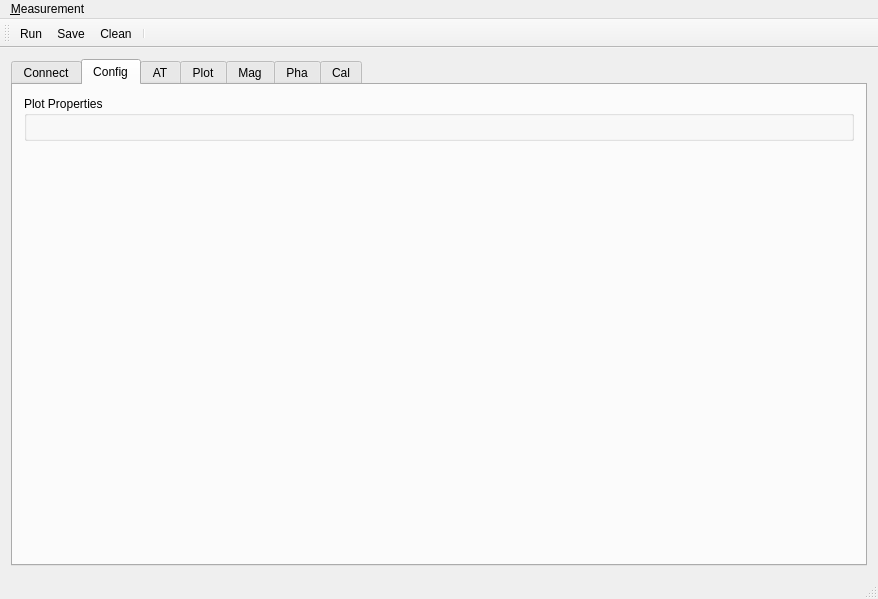
Before: the Qt Designer form nems/nems/mainwindow.ui in saul-rodriguez/Qt, drawn with Qt 5.
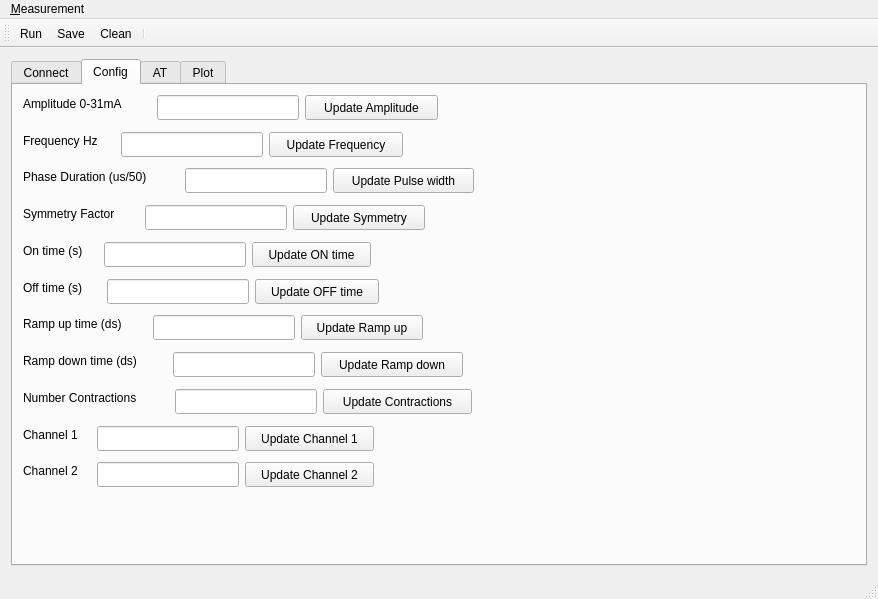
After: the same form once the commit is applied. The open tabs and pages were chosen to show the change. Icons and pictures are not drawn.

What changed in the file:
```diff
--- a/nems/nems/mainwindow.ui
+++ b/nems/nems/mainwindow.ui
@@ -157,33 +157,456 @@
          <attribute name="title">
           <string>Config</string>
          </attribute>
-         <layout class="QGridLayout" name="gridLayout_7">
-          <item row="0" column="0">
-           <layout class="QVBoxLayout" name="verticalLayout_4">
-            <item>
-             <widget class="QGroupBox" name="groupBox">
-              <property name="title">
-               <string>Plot Properties</string>
-              </property>
-              <layout class="QGridLayout" name="gridLayout_9"/>
-             </widget>
-            </item>
-            <item>
-             <spacer name="verticalSpacer">
-              <property name="orientation">
-               <enum>Qt::Vertical</enum>
-              </property>
-              <property name="sizeHint" stdset="0">
-               <size>
-                <width>20</width>
-                <height>40</height>
-               </size>
-              </property>
-             </spacer>
-            </item>
-           </layout>
-          </item>
-         </layout>
+         <widget class="QLineEdit" name="lineEditAmplitude">
+          <property name="geometry">
+           <rect>
+            <x>144</x>
+            <y>10</y>
+            <width>142</width>
+            <height>25</height>
+           </rect>
+          </property>
+          <property name="sizePolicy">
+           <sizepolicy hsizetype="Minimum" vsizetype="Fixed">
+            <horstretch>0</horstretch>
+            <verstretch>0</verstretch>
+           </sizepolicy>
+          </property>
+         </widget>
+         <widget class="QPushButton" name="pushButtonAmplitude">
+          <property name="geometry">
+           <rect>
+            <x>292</x>
+            <y>10</y>
+            <width>133</width>
+            <height>25</height>
+           </rect>
+          </property>
+          <property name="text">
+           <string>Update Amplitude</string>
+          </property>
+         </widget>
+         <widget class="QLabel" name="label_2">
+          <property name="geometry">
+           <rect>
+            <x>10</x>
+            <y>10</y>
+            <width>128</width>
+            <height>17</height>
+           </rect>
+          </property>
+          <property name="text">
+           <string>Amplitude 0-31mA</string>
+          </property>
+         </widget>
+         <widget class="QLineEdit" name="lineEditFrequency">
+          <property name="geometry">
+           <rect>
+            <x>108</x>
+            <y>47</y>
+            <width>142</width>
+            <height>25</height>
+           </rect>
+          </property>
+          <property name="sizePolicy">
+           <sizepolicy hsizetype="Minimum" vsizetype="Fixed">
+            <horstretch>0</horstretch>
+            <verstretch>0</verstretch>
+           </sizepolicy>
+          </property>
+         </widget>
+         <widget class="QPushButton" name="pushButtonFrequency">
+          <property name="geometry">
+           <rect>
+            <x>256</x>
+            <y>47</y>
+            <width>134</width>
+            <height>25</height>
+           </rect>
+          </property>
+          <property name="text">
+           <string>Update Frequency</string>
+          </property>
+         </widget>
+         <widget class="QLabel" name="label_3">
+          <property name="geometry">
+           <rect>
+            <x>10</x>
+            <y>47</y>
+            <width>92</width>
+            <height>17</height>
+           </rect>
+          </property>
+          <property name="text">
+           <string>Frequency Hz</string>
+          </property>
+         </widget>
+         <widget class="QLabel" name="label_4">
+          <property name="geometry">
+           <rect>
+            <x>10</x>
+            <y>83</y>
+            <width>156</width>
+            <height>17</height>
+           </rect>
+          </property>
+          <property name="text">
+           <string>Phase Duration (us/50)</string>
+          </property>
+         </widget>
+         <widget class="QLineEdit" name="lineEditPhase">
+          <property name="geometry">
+           <rect>
+            <x>172</x>
+            <y>83</y>
+            <width>142</width>
+            <height>25</height>
+           </rect>
+          </property>
+          <property name="sizePolicy">
+           <sizepolicy hsizetype="Minimum" vsizetype="Fixed">
+            <horstretch>0</horstretch>
+            <verstretch>0</verstretch>
+           </sizepolicy>
+          </property>
+         </widget>
+         <widget class="QPushButton" name="pushButtonPhase">
+          <property name="geometry">
+           <rect>
+            <x>320</x>
+            <y>83</y>
+            <width>141</width>
+            <height>25</height>
+           </rect>
+          </property>
+          <property name="text">
+           <string>Update Pulse width</string>
+          </property>
+         </widget>
+         <widget class="QLineEdit" name="lineEditSymetry">
+          <property name="geometry">
+           <rect>
+            <x>132</x>
+            <y>120</y>
+            <width>142</width>
+            <height>25</height>
+           </rect>
+          </property>
+          <property name="sizePolicy">
+           <sizepolicy hsizetype="Minimum" vsizetype="Fixed">
+            <horstretch>0</horstretch>
+            <verstretch>0</verstretch>
+           </sizepolicy>
+          </property>
+         </widget>
+         <widget class="QLabel" name="label_5">
+          <property name="geometry">
+           <rect>
+            <x>10</x>
+            <y>120</y>
+            <width>116</width>
+            <height>17</height>
+           </rect>
+          </property>
+          <property name="text">
+           <string>Symmetry Factor</string>
+          </property>
+         </widget>
+         <widget class="QPushButton" name="pushButtonSymetry">
+          <property name="geometry">
+           <rect>
+            <x>280</x>
+            <y>120</y>
+            <width>132</width>
+            <height>25</height>
+           </rect>
+          </property>
+          <property name="text">
+           <string>Update Symmetry</string>
+          </property>
+         </widget>
+         <widget class="QLineEdit" name="lineEditON">
+          <property name="geometry">
+           <rect>
+            <x>91</x>
+            <y>157</y>
+            <width>142</width>
+            <height>25</height>
+           </rect>
+          </property>
+          <property name="sizePolicy">
+           <sizepolicy hsizetype="Minimum" vsizetype="Fixed">
+            <horstretch>0</horstretch>
+            <verstretch>0</verstretch>
+           </sizepolicy>
+          </property>
+         </widget>
+         <widget class="QLabel" name="label_6">
+          <property name="geometry">
+           <rect>
+            <x>10</x>
+            <y>157</y>
+            <width>75</width>
+            <height>17</height>
+           </rect>
+          </property>
+          <property name="text">
+           <string>On time (s)</string>
+          </property>
+         </widget>
+         <widget class="QPushButton" name="pushButtonOnTime">
+          <property name="geometry">
+           <rect>
+            <x>239</x>
+            <y>157</y>
+            <width>119</width>
+            <height>25</height>
+           </rect>
+          </property>
+          <property name="text">
+           <string>Update ON time</string>
+          </property>
+         </widget>
+         <widget class="QLabel" name="label_7">
+          <property name="geometry">
+           <rect>
+            <x>10</x>
+            <y>194</y>
+            <width>78</width>
+            <height>17</height>
+           </rect>
+          </property>
+          <property name="text">
+           <string>Off time (s)</string>
+          </property>
+         </widget>
+         <widget class="QLineEdit" name="lineEditOFF">
+          <property name="geometry">
+           <rect>
+            <x>94</x>
+            <y>194</y>
+            <width>142</width>
+            <height>25</height>
+           </rect>
+          </property>
+          <property name="sizePolicy">
+           <sizepolicy hsizetype="Fixed" vsizetype="Fixed">
+            <horstretch>0</horstretch>
+            <verstretch>0</verstretch>
+           </sizepolicy>
+          </property>
+         </widget>
+         <widget class="QPushButton" name="pushButtonOFF">
+          <property name="geometry">
+           <rect>
+            <x>242</x>
+            <y>194</y>
+            <width>124</width>
+            <height>25</height>
+           </rect>
+          </property>
+          <property name="text">
+           <string>Update OFF time</string>
+          </property>
+         </widget>
+         <widget class="QPushButton" name="pushButtonRampUp">
+          <property name="geometry">
+           <rect>
+            <x>288</x>
+            <y>230</y>
+            <width>122</width>
+            <height>25</height>
+           </rect>
+          </property>
+          <property name="text">
+           <string>Update Ramp up</string>
+          </property>
+         </widget>
+         <widget class="QLabel" name="label_8">
+          <property name="geometry">
+           <rect>
+            <x>10</x>
+            <y>230</y>
+            <width>124</width>
+            <height>17</height>
+           </rect>
+          </property>
+          <property name="text">
+           <string>Ramp up time (ds)</string>
+          </property>
+         </widget>
+         <widget class="QLineEdit" name="lineEditRampUp">
+          <property name="geometry">
+           <rect>
+            <x>140</x>
+            <y>230</y>
+            <width>142</width>
+            <height>25</height>
+           </rect>
+          </property>
+          <property name="sizePolicy">
+           <sizepolicy hsizetype="Fixed" vsizetype="Fixed">
+            <horstretch>0</horstretch>
+            <verstretch>0</verstretch>
+           </sizepolicy>
+          </property>
+         </widget>
+         <widget class="QPushButton" name="pushButtonRampDown">
+          <property name="geometry">
+           <rect>
+            <x>308</x>
+            <y>267</y>
+            <width>142</width>
+            <height>25</height>
+           </rect>
+          </property>
+          <property name="text">
+           <string>Update Ramp down</string>
+          </property>
+         </widget>
+         <widget class="QLabel" name="label_9">
+          <property name="geometry">
+           <rect>
+            <x>10</x>
+            <y>267</y>
+            <width>144</width>
+            <height>17</height>
+           </rect>
+          </property>
+          <property name="text">
+           <string>Ramp down time (ds)</string>
+          </property>
+         </widget>
+         <widget class="QLineEdit" name="lineEditRampDown">
+          <property name="geometry">
+           <rect>
+            <x>160</x>
+            <y>267</y>
+            <width>142</width>
+            <height>25</height>
+           </rect>
+          </property>
+         </widget>
+         <widget class="QLineEdit" name="lineEditContractions">
+          <property name="geometry">
+           <rect>
+            <x>162</x>
+            <y>304</y>
+            <width>142</width>
+            <height>25</height>
+           </rect>
+          </property>
+         </widget>
+         <widget class="QLabel" name="label_10">
+          <property name="geometry">
+           <rect>
+            <x>10</x>
+            <y>304</y>
+            <width>146</width>
+            <height>17</height>
+           </rect>
+          </property>
+          <property name="text">
+           <string>Number Contractions</string>
+          </property>
+         </widget>
+         <widget class="QPushButton" name="pushButtonContractions">
+          <property name="geometry">
+           <rect>
+            <x>310</x>
+            <y>304</y>
+            <width>149</width>
+            <height>25</height>
+           </rect>
+          </property>
+          <property name="text">
+           <string>Update Contractions</string>
+          </property>
+         </widget>
+         <widget class="QPushButton" name="pushButtonChannel1">
+          <property name="geometry">
+           <rect>
+            <x>232</x>
+            <y>341</y>
+            <width>129</width>
+            <height>25</height>
+           </rect>
+          </property>
+          <property name="text">
+           <string>Update Channel 1</string>
+          </property>
+         </widget>
+         <widget class="QLabel" name="label_11">
+          <property name="geometry">
+           <rect>
+            <x>10</x>
+            <y>341</y>
+            <width>68</width>
+            <height>17</height>
+           </rect>
+          </property>
+          <property name="text">
+           <string>Channel 1</string>
+          </property>
+         </widget>
+         <widget class="QLineEdit" name="lineEditChannel1">
+          <property name="geometry">
+           <rect>
+            <x>84</x>
+            <y>341</y>
+            <width>142</width>
+            <height>25</height>
+           </rect>
+          </property>
+          <property name="sizePolicy">
+           <sizepolicy hsizetype="Fixed" vsizetype="Fixed">
+            <horstretch>0</horstretch>
+            <verstretch>0</verstretch>
+           </sizepolicy>
+          </property>
+         </widget>
+         <widget class="QPushButton" name="pushButtonChannel2">
+          <property name="geometry">
+           <rect>
+            <x>232</x>
+            <y>377</y>
+            <width>129</width>
+            <height>25</height>
+           </rect>
+          </property>
+          <property name="text">
+           <string>Update Channel 2</string>
+          </property>
+         </widget>
+         <widget class="QLineEdit" name="lineEditChannel2">
+          <property name="geometry">
+           <rect>
+            <x>84</x>
+            <y>377</y>
+            <width>142</width>
+            <height>25</height>
+           </rect>
+          </property>
+          <property name="sizePolicy">
+           <sizepolicy hsizetype="MinimumExpanding" vsizetype="Fixed">
+            <horstretch>0</horstretch>
+            <verstretch>0</verstretch>
+           </sizepolicy>
+          </property>
+         </widget>
+         <widget class="QLabel" name="label_12">
+          <property name="geometry">
+           <rect>
+            <x>10</x>
+            <y>377</y>
+            <width>68</width>
+            <height>17</height>
+           </rect>
+          </property>
+          <property name="text">
+           <string>Channel 2</string>
+          </property>
+         </widget>
         </widget>
         <widget class="QWidget" name="tab_2">
          <attribute name="title">
@@ -227,134 +650,6 @@
           </item>
          </layout>
         </widget>
-        <widget class="QWidget" name="tab_4">
-         <attribute name="title">
-          <string>Mag</string>
-         </attribute>
-         <layout class="QGridLayout" name="gridLayout_11">
-          <item row="0" column="0">
-           <layout class="QVBoxLayout" name="verticalLayout_6">
-            <item>
-             <widget class="QLabel" name="label_2">
-              <property name="text">
-               <string>Magnitude Measurements</string>
-              </property>
-             </widget>
-            </item>
-            <item>
-             <widget class="QTableView" name="tableViewMag"/>
-            </item>
-            <item>
-             <widget class="QLabel" name="label_3">
-              <property name="text">
-               <string>Average and Standard deviation (%)</string>
-              </property>
-             </widget>
-            </item>
-            <item>
-             <widget class="QTableView" name="tableViewMagStat">
-              <property name="sizePolicy">
-               <sizepolicy hsizetype="Expanding" vsizetype="Expanding">
-                <horstretch>0</horstretch>
-                <verstretch>0</verstretch>
-               </sizepolicy>
-              </property>
-              <property name="baseSize">
-               <size>
-                <width>0</width>
-                <height>0</height>
-               </size>
-              </property>
-             </widget>
-            </item>
-           </layout>
-          </item>
-         </layout>
-        </widget>
-        <widget class="QWidget" name="tab_5">
-         <attribute name="title">
-          <string>Pha</string>
-         </attribute>
-         <layout class="QGridLayout" name="gridLayout_12">
-          <item row="0" column="0">
-           <layout class="QVBoxLayout" name="verticalLayout_7">
-            <item>
-             <widget class="QLabel" name="label_4">
-              <property name="text">
-               <string>Phase Measurements</string>
-              </property>
-             </widget>
-            </item>
-            <item>
-             <widget class="QTableView" name="tableViewPha"/>
-            </item>
-            <item>
-             <widget class="QLabel" name="label_5">
-              <property name="text">
-               <string>Average and Standard deviation (degree)</string>
-              </property>
-             </widget>
-            </item>
-            <item>
-             <widget class="QTableView" name="tableViewPhaStat"/>
-            </item>
-           </layout>
-          </item>
-         </layout>
-        </widget>
-        <widget class="QWidget" name="tab_6">
-         <attribute name="title">
-          <string>Cal</string>
-         </attribute>
-         <layout class="QGridLayout" name="gridLayout_8">
-          <item row="1" column="0">
-           <widget class="QTableView" name="tableViewCalibration"/>
-          </item>
-          <item row="0" column="0">
-           <layout class="QVBoxLayout" name="verticalLayout_5">
-            <item>
-             <widget class="QCheckBox" name="checkBoxGainCalibration">
-              <property name="text">
-               <string>Enable Gain calibration</string>
-              </property>
-             </widget>
-            </item>
-            <item>
-             <widget class="QLabel" name="label_6">
-              <property name="text">
-               <string>Calibration table for 1 kOhm reference</string>
-              </property>
-             </widget>
-            </item>
-            <item>
-             <layout class="QHBoxLayout" name="horizontalLayout_5">
-              <item>
-               <widget class="QPushButton" name="pushButtonGenerateCalibration">
-                <property name="text">
-                 <string>Generate Calibration coeff.</string>
-                </property>
-               </widget>
-              </item>
-              <item>
-               <widget class="QPushButton" name="pushButtonOpenCalFile">
-                <property name="text">
-                 <string>Open Cal. File</string>
-                </property>
-               </widget>
-              </item>
-              <item>
-               <widget class="QPushButton" name="pushButtonSaveCalFile">
-                <property name="text">
-                 <string>Save Cal. File</string>
-                </property>
-               </widget>
-              </item>
-             </layout>
-            </item>
-           </layout>
-          </item>
-         </layout>
-        </widget>
        </widget>
       </item>
      </layout>
```
Left out of the diff: 12 changed lines with no effect on the pictures.
